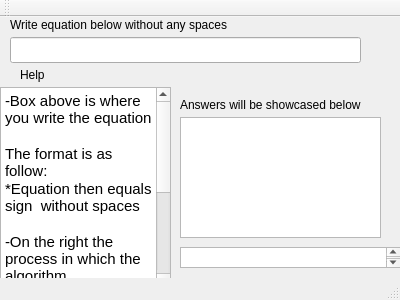
Above: calculator.ui from jlvivero/Calculator before the change. Below: the same form after it.
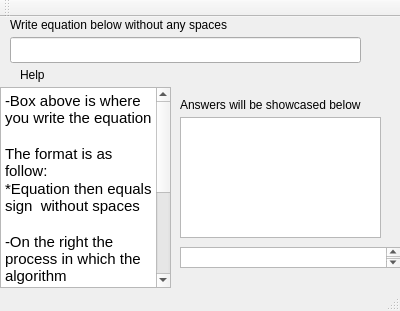
That is the form after the change.

Commit message: made some ui modifications and added LICENSE

The edit to the form file:
```diff
--- a/calculator.ui
+++ b/calculator.ui
@@ -7,7 +7,7 @@
     <x>0</x>
     <y>0</y>
     <width>400</width>
-    <height>300</height>
+    <height>311</height>
    </rect>
   </property>
   <property name="windowTitle">
@@ -29,7 +29,7 @@
      <rect>
       <x>10</x>
       <y>0</y>
-      <width>251</width>
+      <width>291</width>
       <height>16</height>
      </rect>
     </property>
```
The commit also changes 3 other files.
